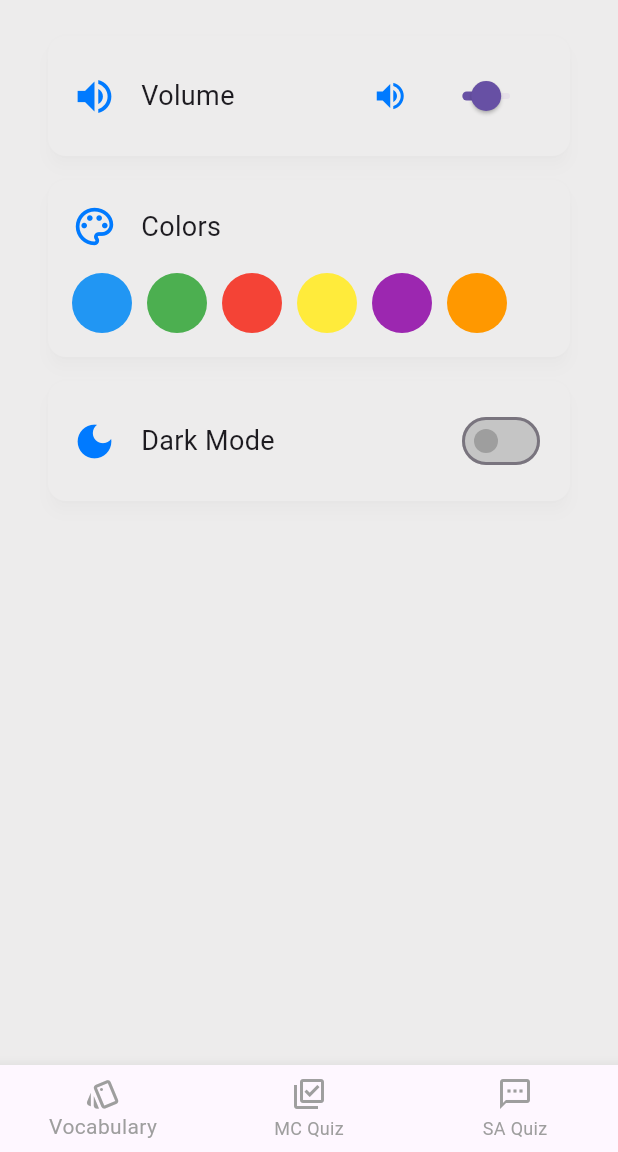
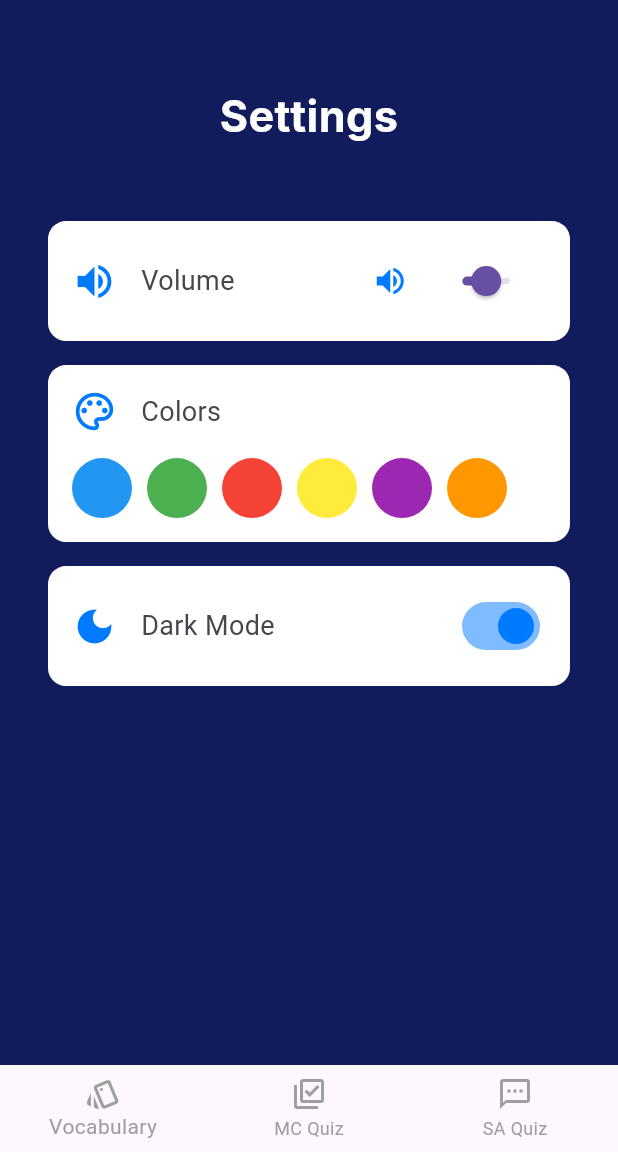
Before and after one commit to HawksP07/INFT3101-MobileDev, a Flutter app: the SettingsPage screen opened by its route, on a phone screen of 412 x 824 dp, the part 84-1236 px from its top. Run offline on Flutter 3.47's test engine with Material 3 defaults, Android fonts, the light colour scheme and no system bars; our stand-ins replace google_fonts, shared_preferences; accounts and stored records are empty.

Commit message:
setting updated

```diff
--- a/lib/pages/settings.dart
+++ b/lib/pages/settings.dart
@@ -4,6 +4,7 @@ import '../theme/color.dart';
 import '../widgets/custom_app_bar.dart';
 import '../widgets/bottom_nav.dart';
 import '../utils/UserState.dart';
+import '../theme/typo.dart';
 
 class SettingsPage extends StatefulWidget {
   final Function(bool) onThemeToggle;
@@ -16,7 +17,7 @@ class SettingsPage extends StatefulWidget {
 
 class _SettingsPageState extends State<SettingsPage> {
   double _volume = 50;
-  bool _isDarkMode = false;
+  bool _isDarkMode = true; // Default to dark mode
   Color _selectedColor = AppColors.primary;
 
   final List<Color> _availableColors = [
@@ -36,6 +37,8 @@ class _SettingsPageState extends State<SettingsPage> {
   @override
   Widget build(BuildContext context) {
     return Scaffold(
+      backgroundColor:
+          _isDarkMode ? AppColors.darkBackground : AppColors.lightBackground,
       appBar: CustomAppBar(isLoggedIn: isLoggedIn),
       bottomNavigationBar: const BottomNavBar(currentIndex: null),
       body: SingleChildScrollView(
@@ -48,15 +51,32 @@ class _SettingsPageState extends State<SettingsPage> {
         child: Column(
           crossAxisAlignment: CrossAxisAlignment.stretch,
           children: [
+            SizedBox(height: MediaQuery.of(context).size.height * 0.05),
+            // Title
+            Text(
+              'Settings',
+              style: _isDarkMode
+                  ? AppTypography.mainTitleDark(context) // Dark mode style
+                  : AppTypography.mainTitleLight(context), // Light mode style
+              textAlign: TextAlign.center,
+            ),
+            SizedBox(height: MediaQuery.of(context).size.height * 0.05),
             // Volume Control
             Card(
+              color: Colors.white,
               child: Padding(
                 padding: const EdgeInsets.all(16.0),
                 child: Row(
                   children: [
                     const Icon(Icons.volume_up, size: 30),
                     const SizedBox(width: 16),
-                    const Text('Volume', style: TextStyle(fontSize: 18)),
+                    Text(
+                      'Volume',
+                      style: TextStyle(
+                        fontSize: 18,
+                        color: _isDarkMode ? AppColors.darkGray : Colors.black,
+                      ),
+                    ),
                     const Spacer(),
                     IconButton(
                       icon: Icon(
@@ -87,16 +107,24 @@ class _SettingsPageState extends State<SettingsPage> {
             ),
             // Color Selection
             Card(
+              color: Colors.white,
               child: Padding(
                 padding: const EdgeInsets.all(16.0),
                 child: Column(
                   crossAxisAlignment: CrossAxisAlignment.start,
                   children: [
-                    const Row(
+                    Row(
                       children: [
-                        Icon(Icons.color_lens_outlined, size: 30),
-                        SizedBox(width: 16),
-                        Text('Colors', style: TextStyle(fontSize: 18)),
+                        const Icon(Icons.color_lens_outlined, size: 30),
+                        const SizedBox(width: 16),
+                        Text(
+                          'Colors',
+                          style: TextStyle(
+                            fontSize: 18,
+                            color:
+                                _isDarkMode ? AppColors.darkGray : Colors.black,
+                          ),
+                        ),
                       ],
                     ),
                     const SizedBox(height: 16),
@@ -132,13 +160,20 @@ class _SettingsPageState extends State<SettingsPage> {
             ),
             // Dark Mode Toggle
             Card(
+              color: Colors.white,
               child: Padding(
                 padding: const EdgeInsets.all(16.0),
                 child: Row(
                   children: [
                     const Icon(Icons.dark_mode, size: 30),
                     const SizedBox(width: 16),
-                    const Text('Dark Mode', style: TextStyle(fontSize: 18)),
+                    Text(
+                      'Dark Mode',
+                      style: TextStyle(
+                        fontSize: 18,
+                        color: _isDarkMode ? AppColors.darkGray : Colors.black,
+                      ),
+                    ),
                     const Spacer(),
                     Switch(
                       value: _isDarkMode,
--- a/lib/theme/color.dart
+++ b/lib/theme/color.dart
@@ -13,5 +13,8 @@ class AppColors {
   static const Color red = Color.fromARGB(255, 240, 1, 32);
 
   // ignore: prefer_typing_uninitialized_variables
-  static var availableColors; // #F00120
+  static var availableColors;
+
+  // ignore: prefer_typing_uninitialized_variables
+  static var lightBackground; // #F00120
 }
```
Also changed, not shown: lib/pages/settings_backup.dart (deleted, +0 -299 lines), lib/theme/typo.dart (+10 -0 lines).
